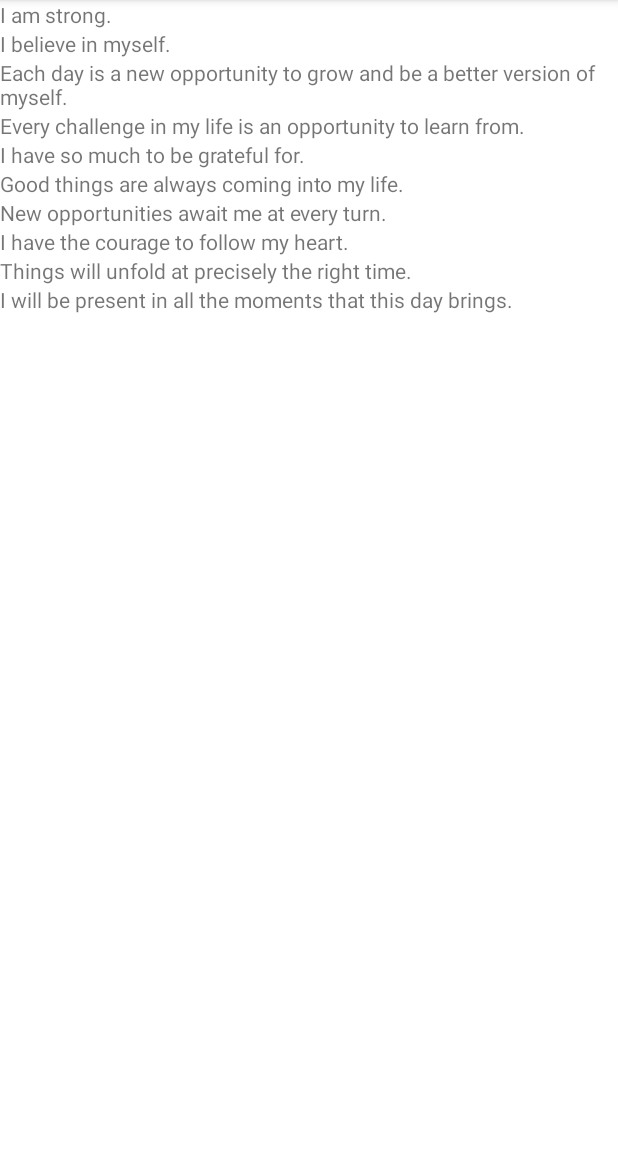
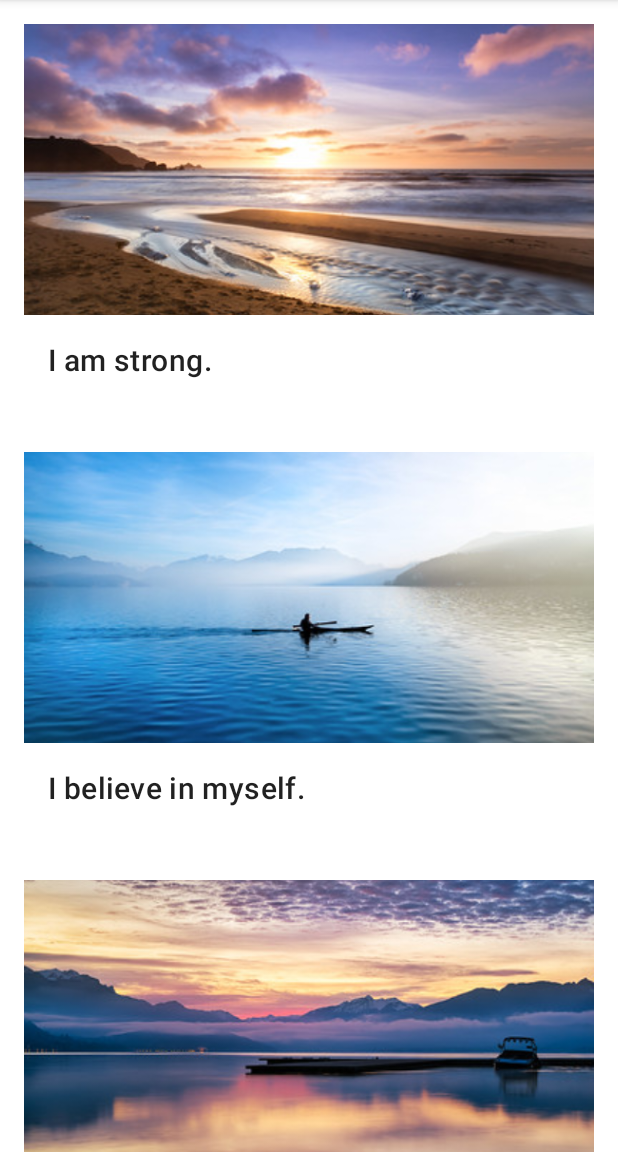
Before and after one commit to darshangaikwad/learnings, an Android app: the screen it shows after launch (MainActivity), on a phone screen of 412 x 824 dp, the part 84-1236 px from its top. Run offline under Robolectric (Android 15) with nearby library versions, the phone set to English and light mode, and no system bars.

Commit message:
Recycle view example with image and text view.

```diff
--- a/app/src/main/java/com/darshangaikwad/mylearning/adapter/ItemAdapter.kt
+++ b/app/src/main/java/com/darshangaikwad/mylearning/adapter/ItemAdapter.kt
@@ -4,6 +4,7 @@ import android.content.Context
 import android.view.LayoutInflater
 import android.view.View
 import android.view.ViewGroup
+import android.widget.ImageView
 import android.widget.TextView
 import androidx.recyclerview.widget.RecyclerView
 import com.darshangaikwad.mylearning.R
@@ -17,6 +18,7 @@ class ItemAdapter(private val context: Context, private val dataSet: List<Affirm
 
     class ItemViewHolder(private val view: View) : RecyclerView.ViewHolder(view) {
         val textView: TextView = view.findViewById(R.id.item_title)
+        val imageView: ImageView = view.findViewById(R.id.item_image)
     }
 
     override fun onCreateViewHolder(parent: ViewGroup, viewType: Int): ItemViewHolder {
@@ -28,6 +30,7 @@ class ItemAdapter(private val context: Context, private val dataSet: List<Affirm
     override fun onBindViewHolder(holder: ItemViewHolder, position: Int) {
         val item = dataSet[position]
         holder.textView.text = context.resources.getString(item.stringResourceId)
+        holder.imageView.setImageResource(item.imageResourceId)
     }
 
     override fun getItemCount() = dataSet.size
--- a/app/src/main/java/com/darshangaikwad/mylearning/data/Datasource.kt
+++ b/app/src/main/java/com/darshangaikwad/mylearning/data/Datasource.kt
@@ -9,16 +9,16 @@ import com.darshangaikwad.mylearning.model.Affirmation
 class Datasource {
     fun loadAffirmation(): List<Affirmation> {
         return listOf<Affirmation>(
-            Affirmation(R.string.affirmation1),
-            Affirmation(R.string.affirmation2),
-            Affirmation(R.string.affirmation3),
-            Affirmation(R.string.affirmation4),
-            Affirmation(R.string.affirmation5),
-            Affirmation(R.string.affirmation6),
-            Affirmation(R.string.affirmation7),
-            Affirmation(R.string.affirmation8),
-            Affirmation(R.string.affirmation9),
-            Affirmation(R.string.affirmation10)
+            Affirmation(R.string.affirmation1, R.drawable.image1),
+            Affirmation(R.string.affirmation2, R.drawable.image2),
+            Affirmation(R.string.affirmation3, R.drawable.image3),
+            Affirmation(R.string.affirmation4, R.drawable.image4),
+            Affirmation(R.string.affirmation5, R.drawable.image5),
+            Affirmation(R.string.affirmation6, R.drawable.image6),
+            Affirmation(R.string.affirmation7, R.drawable.image7),
+            Affirmation(R.string.affirmation8, R.drawable.image8),
+            Affirmation(R.string.affirmation9, R.drawable.image9),
+            Affirmation(R.string.affirmation10, R.drawable.image10)
         )
     }
 }
--- a/app/src/main/java/com/darshangaikwad/mylearning/model/Affirmation.kt
+++ b/app/src/main/java/com/darshangaikwad/mylearning/model/Affirmation.kt
@@ -1,6 +1,9 @@
 package com.darshangaikwad.mylearning.model
+
+import androidx.annotation.DrawableRes
+import androidx.annotation.StringRes
 
 /**
  * Created by Darshan Gaikwad on 24,May,2021
  */
-data class Affirmation(val stringResourceId : Int)
+data class Affirmation(@StringRes val stringResourceId: Int, @DrawableRes val imageResourceId: Int)
--- a/app/src/main/res/layout/list_item.xml
+++ b/app/src/main/res/layout/list_item.xml
@@ -1,7 +1,22 @@
 <?xml version="1.0" encoding="utf-8"?>
-<TextView xmlns:android="http://schemas.android.com/apk/res/android"
-    android:id="@+id/item_title"
-    android:layout_width="wrap_content"
-    android:layout_height="wrap_content">
+<LinearLayout xmlns:android="http://schemas.android.com/apk/res/android"
+    android:layout_width="match_parent"
+    android:layout_height="wrap_content"
+    android:orientation="vertical"
+    android:padding="16dp">
 
-</TextView>
+    <ImageView
+        android:id="@+id/item_image"
+        android:layout_width="match_parent"
+        android:layout_height="194dp"
+        android:importantForAccessibility="no"
+        android:scaleType="centerCrop" />
+
+    <TextView
+        android:id="@+id/item_title"
+        android:layout_width="wrap_content"
+        android:layout_height="wrap_content"
+        android:padding="16dp"
+        android:textAppearance="?attr/textAppearanceHeadline6" />
+
+</LinearLayout>
```
Also changed, not shown: app/src/main/res/drawable-v24/image1.jpg (added), app/src/main/res/drawable-v24/image10.jpg (added), app/src/main/res/drawable-v24/image2.jpg (added), app/src/main/res/drawable-v24/image3.jpg (added), app/src/main/res/drawable-v24/image4.jpg (added), app/src/main/res/drawable-v24/image5.jpg (added), app/src/main/res/drawable-v24/image6.jpg (added), app/src/main/res/drawable-v24/image7.jpg (added), app/src/main/res/drawable-v24/image8.jpg (added), app/src/main/res/drawable-v24/image9.jpg (added).
